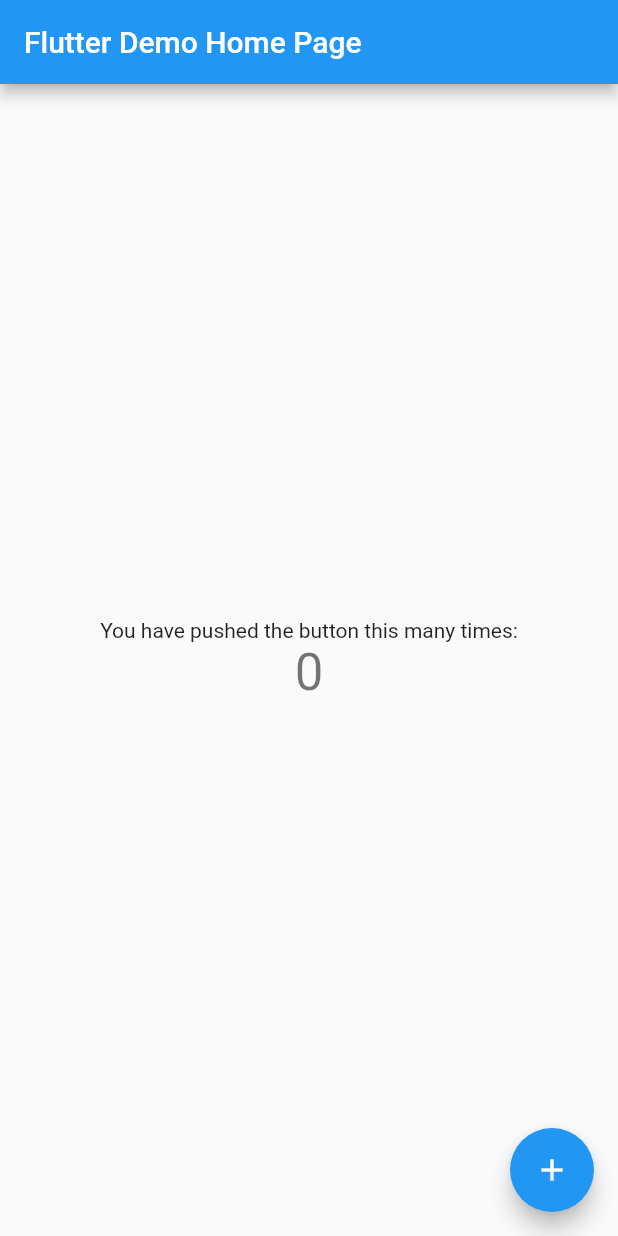
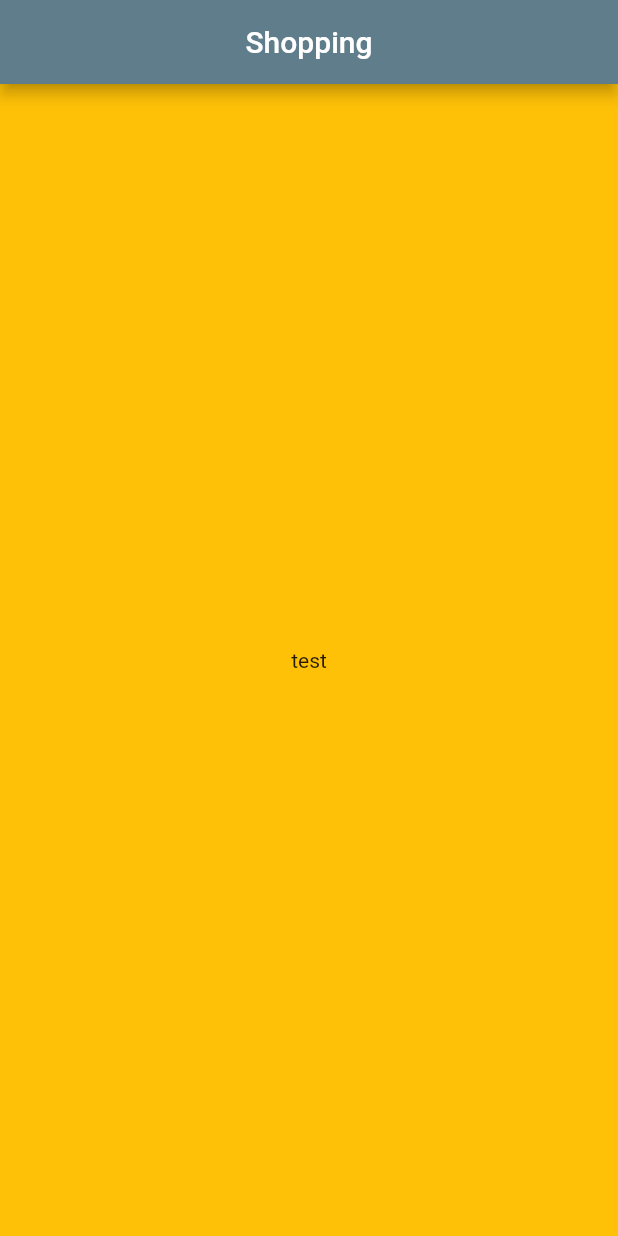
Before and after one commit to ForgetfulDev/Shopping-Flutter, a Flutter app: the screen it shows after launch, on a phone screen of 412 x 824 dp. Run offline on Flutter 3.47's test engine with Material 2 defaults, Android fonts, the phone set to English and light mode, and no system bars; our stand-ins replace flutter_dotenv.

```diff
--- a/lib/main.dart
+++ b/lib/main.dart
@@ -1,117 +1,21 @@
 import 'package:flutter/material.dart';
+import 'package:flutter_dotenv/flutter_dotenv.dart';
 
-void main() {
-  runApp(MyApp());
-}
-
-class MyApp extends StatelessWidget {
-  // This widget is the root of your application.
-  @override
-  Widget build(BuildContext context) {
-    return MaterialApp(
-      title: 'Flutter Demo',
-      theme: ThemeData(
-        // This is the theme of your application.
-        //
-        // Try running your application with "flutter run". You'll see the
-        // application has a blue toolbar. Then, without quitting the app, try
-        // changing the primarySwatch below to Colors.green and then invoke
-        // "hot reload" (press "r" in the console where you ran "flutter run",
-        // or simply save your changes to "hot reload" in a Flutter IDE).
-        // Notice that the counter didn't reset back to zero; the application
-        // is not restarted.
-        primarySwatch: Colors.blue,
-        // This makes the visual density adapt to the platform that you run
-        // the app on. For desktop platforms, the controls will be smaller and
-        // closer together (more dense) than on mobile platforms.
-        visualDensity: VisualDensity.adaptivePlatformDensity,
-      ),
-      home: MyHomePage(title: 'Flutter Demo Home Page'),
-    );
-  }
-}
-
-class MyHomePage extends StatefulWidget {
-  MyHomePage({Key key, this.title}) : super(key: key);
-
-  // This widget is the home page of your application. It is stateful, meaning
-  // that it has a State object (defined below) that contains fields that affect
-  // how it looks.
-
-  // This class is the configuration for the state. It holds the values (in this
-  // case the title) provided by the parent (in this case the App widget) and
-  // used by the build method of the State. Fields in a Widget subclass are
-  // always marked "final".
-
-  final String title;
-
-  @override
-  _MyHomePageState createState() => _MyHomePageState();
-}
-
-class _MyHomePageState extends State<MyHomePage> {
-  int _counter = 0;
-
-  void _incrementCounter() {
-    setState(() {
-      // This call to setState tells the Flutter framework that something has
-      // changed in this State, which causes it to rerun the build method below
-      // so that the display can reflect the updated values. If we changed
-      // _counter without calling setState(), then the build method would not be
-      // called again, and so nothing would appear to happen.
-      _counter++;
-    });
-  }
-
-  @override
-  Widget build(BuildContext context) {
-    // This method is rerun every time setState is called, for instance as done
-    // by the _incrementCounter method above.
-    //
-    // The Flutter framework has been optimized to make rerunning build methods
-    // fast, so that you can just rebuild anything that needs updating rather
-    // than having to individually change instances of widgets.
-    return Scaffold(
-      appBar: AppBar(
-        // Here we take the value from the MyHomePage object that was created by
-        // the App.build method, and use it to set our appbar title.
-        title: Text(widget.title),
-      ),
-      body: Center(
-        // Center is a layout widget. It takes a single child and positions it
-        // in the middle of the parent.
-        child: Column(
-          // Column is also a layout widget. It takes a list of children and
-          // arranges them vertically. By default, it sizes itself to fit its
-          // children horizontally, and tries to be as tall as its parent.
-          //
-          // Invoke "debug painting" (press "p" in the console, choose the
-          // "Toggle Debug Paint" action from the Flutter Inspector in Android
-          // Studio, or the "Toggle Debug Paint" command in Visual Studio Code)
-          // to see the wireframe for each widget.
-          //
-          // Column has various properties to control how it sizes itself and
-          // how it positions its children. Here we use mainAxisAlignment to
-          // center the children vertically; the main axis here is the vertical
-          // axis because Columns are vertical (the cross axis would be
-          // horizontal).
-          mainAxisAlignment: MainAxisAlignment.center,
-          children: <Widget>[
-            Text(
-              'You have pushed the button this many times:',
-            ),
-            Text(
-              '$_counter',
-              style: Theme.of(context).textTheme.headline4,
-            ),
-          ],
+Future main() async {
+  await DotEnv().load('.env');
+  runApp(
+    MaterialApp(
+      home: Scaffold(
+        backgroundColor: Colors.amber,
+        appBar: AppBar(
+          centerTitle: true,
+          title: Text('Shopping'),
+          backgroundColor: Colors.blueGrey,
+        ),
+        body: Center(
+          child: Text("test"),
         ),
       ),
-      floatingActionButton: FloatingActionButton(
-        onPressed: _incrementCounter,
-        tooltip: 'Increment',
-        child: Icon(Icons.add),
-      ), // This trailing comma makes auto-formatting nicer for build methods.
-    );
-  }
+    ),
+  );
 }
--- a/pubspec.yaml
+++ b/pubspec.yaml
@@ -19,6 +19,9 @@
 
 environment:
   sdk: ">=2.7.0 <3.0.0"
+
+assets:
+  - .env
 
 dependencies:
   flutter_dotenv: ^2.1.0
```
Also changed, not shown: 64 other files.
